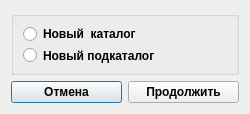
First picture: the form in crm_r_loine/source/crm_dialog/dlg_additem.ui, repository dekalo64/RLine, before the edit.
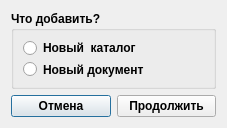
Second picture: the form after the edit.

```diff
--- a/crm_r_loine/source/crm_dialog/dlg_additem.ui
+++ b/crm_r_loine/source/crm_dialog/dlg_additem.ui
@@ -9,26 +9,26 @@
    <rect>
     <x>0</x>
     <y>0</y>
-    <width>250</width>
-    <height>114</height>
+    <width>227</width>
+    <height>128</height>
    </rect>
   </property>
   <property name="sizePolicy">
-   <sizepolicy hsizetype="Fixed" vsizetype="Fixed">
+   <sizepolicy hsizetype="Fixed" vsizetype="Expanding">
     <horstretch>0</horstretch>
     <verstretch>0</verstretch>
    </sizepolicy>
   </property>
   <property name="minimumSize">
    <size>
-    <width>250</width>
-    <height>114</height>
+    <width>227</width>
+    <height>128</height>
    </size>
   </property>
   <property name="maximumSize">
    <size>
-    <width>250</width>
-    <height>114</height>
+    <width>227</width>
+    <height>128</height>
    </size>
   </property>
   <property name="windowTitle">
@@ -39,15 +39,20 @@
   </property>
   <layout class="QGridLayout" name="gridLayout_2">
    <item row="0" column="0" colspan="2">
-    <widget class="QGroupBox" name="m_newChoose">
+    <widget class="QGroupBox" name="groupBoxNewChoose">
+     <property name="font">
+      <font>
+       <family>Arial</family>
+       <pointsize>9</pointsize>
+       <weight>75</weight>
+       <bold>true</bold>
+      </font>
+     </property>
      <property name="title">
-      <string/>
-     </property>
-     <property name="alignment">
-      <set>Qt::AlignLeading|Qt::AlignLeft|Qt::AlignTop</set>
+      <string>Что добавить?</string>
      </property>
      <property name="flat">
-      <bool>false</bool>
+      <bool>true</bool>
      </property>
      <property name="checkable">
       <bool>false</bool>
@@ -85,13 +90,7 @@
          </font>
         </property>
         <property name="text">
-         <string>Новый подкаталог</string>
-        </property>
-        <property name="iconSize">
-         <size>
-          <width>16</width>
-          <height>16</height>
-         </size>
+         <string>Новый документ</string>
         </property>
        </widget>
       </item>
```
Left out of the diff: 10 changed lines with no effect on the pictures.
